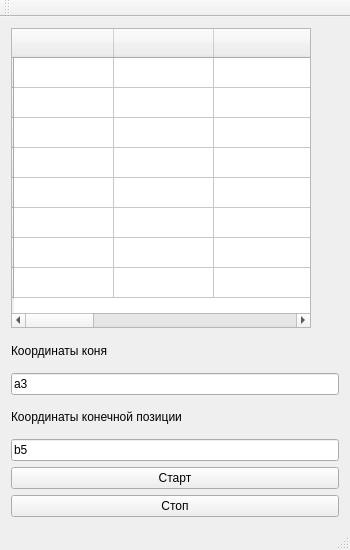
Above: Part_II/deskgui.ui from mixan4ik97/knight_move_part_II before the change. Below: the same form after it.
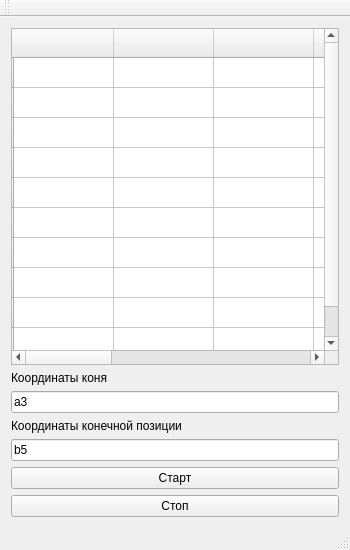
That is the form after the change.

```diff
--- a/Part_II/deskgui.ui
+++ b/Part_II/deskgui.ui
@@ -10,6 +10,12 @@
     <height>550</height>
    </rect>
   </property>
+  <property name="sizePolicy">
+   <sizepolicy hsizetype="Preferred" vsizetype="Preferred">
+    <horstretch>0</horstretch>
+    <verstretch>0</verstretch>
+   </sizepolicy>
+  </property>
   <property name="minimumSize">
    <size>
     <width>350</width>
@@ -18,8 +24,8 @@
   </property>
   <property name="maximumSize">
    <size>
-    <width>350</width>
-    <height>550</height>
+    <width>5000</width>
+    <height>5000</height>
    </size>
   </property>
   <property name="windowTitle">
@@ -52,16 +58,21 @@
      <widget class="QTableWidget" name="desk">
       <property name="minimumSize">
        <size>
-        <width>256</width>
-        <height>256</height>
+        <width>0</width>
+        <height>0</height>
        </size>
       </property>
       <property name="maximumSize">
        <size>
-        <width>300</width>
-        <height>300</height>
+        <width>5000</width>
+        <height>5000</height>
        </size>
       </property>
+      <row>
+       <property name="text">
+        <string/>
+       </property>
+      </row>
       <row>
        <property name="text">
         <string/>
@@ -142,6 +153,16 @@
         </font>
        </property>
       </row>
+      <row>
+       <property name="text">
+        <string/>
+       </property>
+      </row>
+      <column>
+       <property name="text">
+        <string/>
+       </property>
+      </column>
       <column>
        <property name="text">
         <string/>
@@ -176,20 +197,50 @@
        <property name="text">
         <string/>
        </property>
+       <property name="font">
+        <font>
+         <pointsize>16</pointsize>
+        </font>
+       </property>
       </column>
       <column>
        <property name="text">
         <string/>
        </property>
+       <property name="font">
+        <font>
+         <pointsize>16</pointsize>
+        </font>
+       </property>
       </column>
       <column>
        <property name="text">
         <string/>
        </property>
+       <property name="font">
+        <font>
+         <pointsize>16</pointsize>
+        </font>
+       </property>
       </column>
       <column>
        <property name="text">
         <string/>
+       </property>
+       <property name="font">
+        <font>
+         <pointsize>16</pointsize>
+        </font>
+       </property>
+      </column>
+      <column>
+       <property name="text">
+        <string/>
+       </property>
+       <property name="font">
+        <font>
+         <pointsize>16</pointsize>
+        </font>
        </property>
       </column>
       <column>
```
